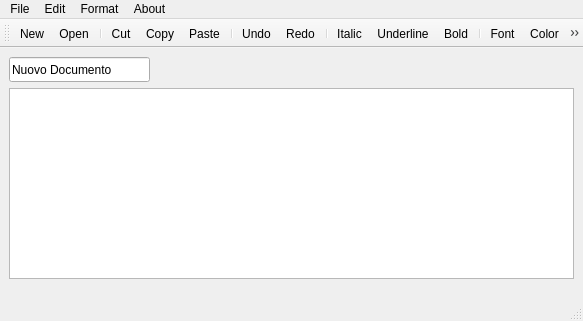
Before: the Qt Designer form client/mainwindow.ui in SimoneDutto/CollaborativeEditor, drawn with Qt 5.
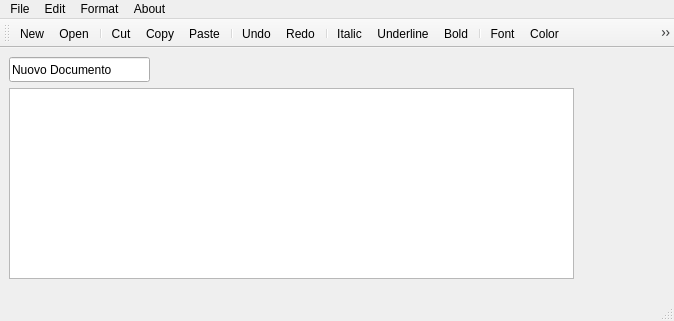
After: the same form once the commit is applied. Icons and pictures are not drawn.

The edit to the form file:
```diff
--- a/client/mainwindow.ui
+++ b/client/mainwindow.ui
@@ -6,7 +6,7 @@
    <rect>
     <x>0</x>
     <y>0</y>
-    <width>583</width>
+    <width>674</width>
     <height>321</height>
    </rect>
   </property>
@@ -45,7 +45,7 @@
     <rect>
      <x>0</x>
      <y>0</y>
-     <width>583</width>
+     <width>674</width>
      <height>22</height>
     </rect>
    </property>
```
